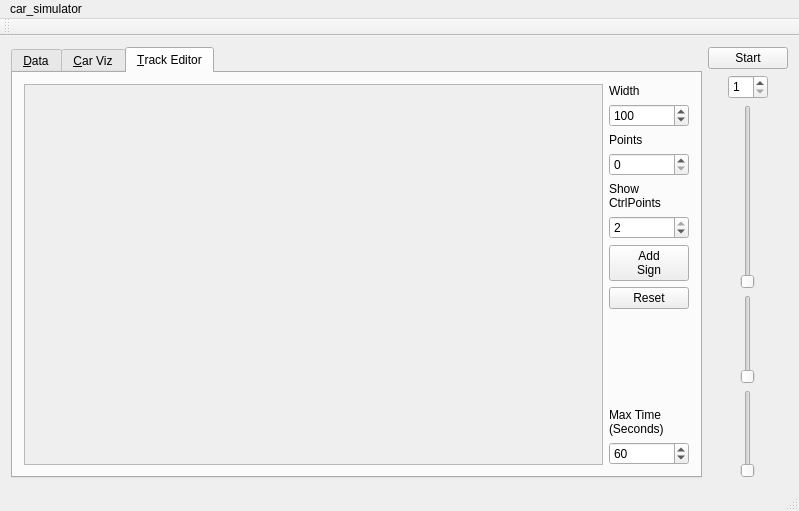
This is mainwindow.ui in JanHammerschmidt/EcoSonic as Qt 5 draws it before an edit. The edited form follows.
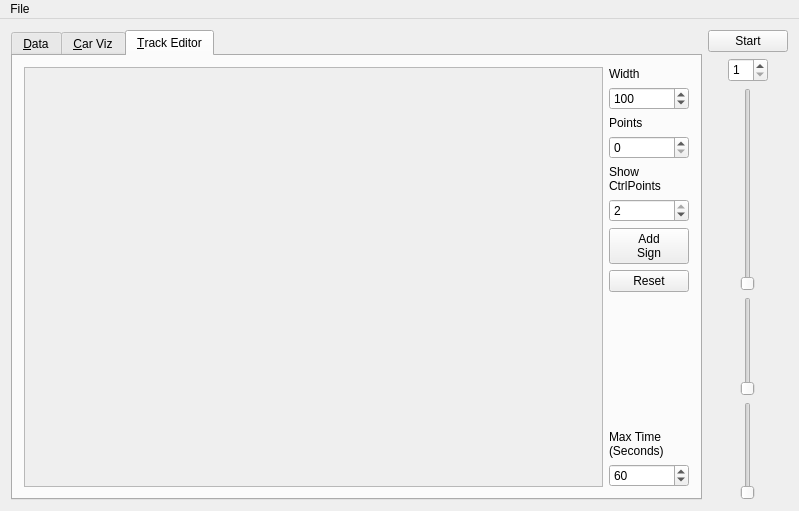
This is the edited form. The open tabs and pages were chosen to show the change. Custom widgets are drawn as their Qt base class.

Diff of the .ui file:
```diff
--- a/mainwindow.ui
+++ b/mainwindow.ui
@@ -523,7 +523,7 @@
                <x>0</x>
                <y>0</y>
                <width>550</width>
-               <height>372</height>
+               <height>406</height>
               </rect>
              </property>
             </widget>
@@ -743,22 +743,21 @@
      <height>22</height>
     </rect>
    </property>
-   <widget class="QMenu" name="menuCar_simulator">
+   <widget class="QMenu" name="menuFile">
     <property name="title">
-     <string>car_simulator</string>
+     <string>File</string>
     </property>
    </widget>
-   <addaction name="menuCar_simulator"/>
+   <addaction name="menuFile"/>
   </widget>
-  <widget class="QToolBar" name="mainToolBar">
-   <attribute name="toolBarArea">
-    <enum>TopToolBarArea</enum>
-   </attribute>
-   <attribute name="toolBarBreak">
-    <bool>false</bool>
-   </attribute>
-  </widget>
-  <widget class="QStatusBar" name="statusBar"/>
+  <action name="actionOpen_Log">
+   <property name="text">
+    <string>Open Log</string>
+   </property>
+   <property name="shortcut">
+    <string>Ctrl+O</string>
+   </property>
+  </action>
  </widget>
  <layoutdefault spacing="6" margin="11"/>
  <customwidgets>
```
Left out of the diff: 1 changed line with no effect on the pictures.
